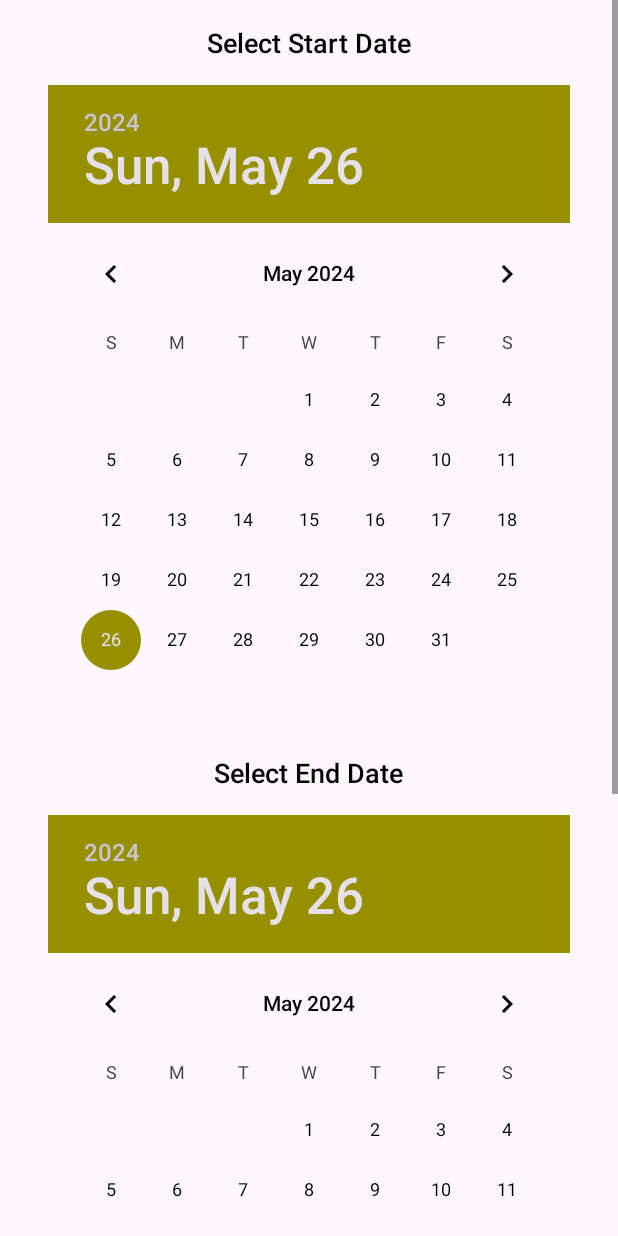
After one commit to BookingApp-Team25/booking-app-mobile, an Android app: the ReservationActivity screen opened directly, with no data from a screen before it, on a phone screen of 412 x 824 dp. The commit adds this screen. Run offline under Robolectric (Android 15) with nearby library versions, the phone set to English and light mode, and no system bars.

Commit message:
Finished up the rough version of reservation. Further improvements needed but its working in genreral.

```diff
--- a/app/src/main/AndroidManifest.xml
+++ b/app/src/main/AndroidManifest.xml
@@ -25,6 +25,10 @@
         <activity
             android:name=".activities.GuestReservationsActivity"
             android:exported="false" />
+        <activity
+            android:name=".activities.ReservationActivity"
+            android:exported="false"
+            android:label="Reservation Activity" />
         <activity
             android:name=".activities.AccommodationsActivity"
             android:exported="false"
--- /dev/null
+++ b/app/src/main/java/com/example/bookingapp/activities/ReservationActivity.java
@@ -0,0 +1,137 @@
+package com.example.bookingapp.activities;
+
+import android.content.Intent;
+import android.os.Bundle;
+import android.util.Log;
+import android.view.View;
+import android.widget.Button;
+import android.widget.DatePicker;
+import android.widget.NumberPicker;
+import android.widget.Toast;
+
+import androidx.appcompat.app.AppCompatActivity;
+
+import com.example.bookingapp.R;
+import com.example.bookingapp.dto.MessageResponse;
+import com.example.bookingapp.dto.ReservationRequest;
+import com.example.bookingapp.dto.enums.ReservationStatus;
+import com.example.bookingapp.entities.DatePeriod;
+import com.example.bookingapp.network.ReservationService;
+
+import java.time.LocalDate;
+import java.util.ArrayList;
+import java.util.Arrays;
+import java.util.Date;
+import java.util.List;
+import java.util.UUID;
+
+import retrofit2.Call;
+import retrofit2.Callback;
+import retrofit2.Response;
+import retrofit2.Retrofit;
+import retrofit2.converter.gson.GsonConverterFactory;
+
+public class ReservationActivity extends AppCompatActivity {
+
+    private DatePicker datePickerStart;
+    private DatePicker datePickerEnd;
+    private Button confirmReservationButton;
+
+    @Override
+    protected void onCreate(Bundle savedInstanceState) {
+        super.onCreate(savedInstanceState);
+        setContentView(R.layout.activity_reservation);
+
+        DatePicker startDatePicker = findViewById(R.id.startDatePicker);
+        DatePicker endDatePicker = findViewById(R.id.endDatePicker);
+        NumberPicker numberPicker = findViewById(R.id.numberPicker);
+        Button buttonConfirmReservation = findViewById(R.id.buttonConfirmReservation);
+
+        Intent intent = getIntent();
+        if (intent != null) {
+            // Set NumberPicker values
+
+            ArrayList<DatePeriod> availability = intent.getParcelableArrayListExtra("availability");
+            int minGuests = intent.getIntExtra("minGuests", 0);
+            int maxGuests = intent.getIntExtra("maxGuests", 0);
+            String hostId = intent.getStringExtra("hostId");
+            String accommodationId = intent.getStringExtra("accommodationId");
+
+            // also add date stting
+
+            numberPicker.setMinValue(minGuests);
+            numberPicker.setMaxValue(maxGuests);
+            numberPicker.setWrapSelectorWheel(true);
+
+            buttonConfirmReservation.setOnClickListener(new View.OnClickListener() {
+                @Override
+                public void onClick(View v) {
+                    int startDay = startDatePicker.getDayOfMonth();
+                    int startMonth = startDatePicker.getMonth();
+                    int startYear = startDatePicker.getYear();
+
+                    int endDay = endDatePicker.getDayOfMonth();
+                    int endMonth = endDatePicker.getMonth();
+                    int endYear = endDatePicker.getYear();
+
+                    int numberOfPeople = numberPicker.getValue();
+
+                    LocalDate startDate = LocalDate.of(startYear, startMonth + 1, startDay);
+                    LocalDate endDate = LocalDate.of(endYear, endMonth + 1, endDay);
+
+                    DatePeriod reservedDate = new DatePeriod(startDate, endDate);
+
+                    String reservationDetails = "Start Date: " + startDay + "/" + (startMonth + 1) + "/" + startYear
+                            + ", End Date: " + endDay + "/" + (endMonth + 1) + "/" + endYear
+                            + ", Number of People: " + numberOfPeople;
+
+                    Log.d("ReservationActivity", reservationDetails);
+
+                    // Show a toast to confirm the reservation
+                    Toast.makeText(ReservationActivity.this, "Reservation confirmed:\n" + reservationDetails, Toast.LENGTH_SHORT).show();
+
+                    ReservationRequest reservationRequest = new ReservationRequest(
+                            UUID.randomUUID(), // Generate a new reservation ID
+                            UUID.fromString("123e4567-e89b-12d3-a456-426614174001"),
+                            UUID.fromString(hostId),
+                            UUID.fromString(accommodationId),
+                            ReservationStatus.ONGOING,
+                            reservedDate,
+                            1000 // Replace with actual price calculation logic
+                    );
+
+                    makeReservation(reservationRequest);
+                }
+            });
+        }
+    }
+
+    private void makeReservation(ReservationRequest reservationRequest) {
+        Retrofit retrofit = new Retrofit.Builder()
+                .baseUrl("http://10.0.2.2:8080/api/")
+                .addConverterFactory(GsonConverterFactory.create())
+                .build();
+
+        ReservationService apiService = retrofit.create(ReservationService.class);
+        Call<MessageResponse> call = apiService.createReservation(reservationRequest);
+
+        call.enqueue(new Callback<MessageResponse>() {
+            @Override
+            public void onResponse(Call<MessageResponse> call, Response<MessageResponse> response) {
+                if (response.isSuccessful()) {
+                    MessageResponse messageResponse = response.body();
+                    if (messageResponse != null) {
+                        Toast.makeText(ReservationActivity.this, "Reservation confirmed: " + messageResponse.getMessage(), Toast.LENGTH_SHORT).show();
+                    }
+                } else {
+                    Toast.makeText(ReservationActivity.this, "Failed to make reservation", Toast.LENGTH_SHORT).show();
+                }
+            }
+
+            @Override
+            public void onFailure(Call<MessageResponse> call, Throwable t) {
+                Toast.makeText(ReservationActivity.this, "Error making a reservation: " + t.getMessage(), Toast.LENGTH_SHORT).show();
+            }
+        });
+    }
+}
--- /dev/null
+++ b/app/src/main/java/com/example/bookingapp/network/ReservationService.java
@@ -0,0 +1,17 @@
+package com.example.bookingapp.network;
+
+import com.example.bookingapp.dto.AccommodationDetailsResponse;
+import com.example.bookingapp.dto.MessageResponse;
+import com.example.bookingapp.dto.ReservationRequest;
+
+import java.util.UUID;
+
+import retrofit2.Call;
+import retrofit2.http.Body;
+import retrofit2.http.POST;
+import retrofit2.http.Path;
+
+public interface ReservationService {
+    @POST("reservation/create")
+    Call<MessageResponse> createReservation(@Body ReservationRequest reservationRequest);
+}
--- a/app/src/main/res/layout/activity_accommodations_content.xml
+++ b/app/src/main/res/layout/activity_accommodations_content.xml
@@ -117,7 +117,7 @@
 
             <!-- Reserve Button -->
             <Button
-                android:id="@+id/button"
+                android:id="@+id/make_reserbation_button"
                 android:layout_width="0dp"
                 android:layout_height="40dp"
                 android:layout_marginStart="27dp"
--- a/app/src/main/res/layout/activity_reservation.xml
+++ b/app/src/main/res/layout/activity_reservation.xml
@@ -1,6 +1,72 @@
-<?xml version="1.0" encoding="utf-8"?>
-<androidx.constraintlayout.widget.ConstraintLayout xmlns:android="http://schemas.android.com/apk/res/android"
+<ScrollView
     android:layout_width="match_parent"
-    android:layout_height="match_parent">
+    android:layout_height="match_parent"
+    xmlns:android="http://schemas.android.com/apk/res/android"
+    xmlns:app="http://schemas.android.com/apk/res-auto"
+    xmlns:tools="http://schemas.android.com/tools">
 
-</androidx.constraintlayout.widget.ConstraintLayout>
+    <LinearLayout
+        android:layout_width="match_parent"
+        android:layout_height="wrap_content"
+        android:orientation="vertical"
+        android:padding="16dp"
+        android:gravity="center">
+
+        <!-- Date Selection -->
+        <TextView
+            android:layout_width="wrap_content"
+            android:layout_height="wrap_content"
+            android:text="Select Start Date"
+            android:textSize="18sp"
+            android:layout_marginBottom="16dp"/>
+
+        <!-- Start Date Picker -->
+        <DatePicker
+            android:id="@+id/startDatePicker"
+            android:layout_width="wrap_content"
+            android:layout_height="wrap_content"
+            android:calendarViewShown="false"
+            android:datePickerMode="calendar"/>
+
+        <!-- End Date Selection -->
+        <TextView
+            android:layout_width="wrap_content"
+            android:layout_height="wrap_content"
+            android:text="Select End Date"
+            android:textSize="18sp"
+            android:layout_marginTop="16dp"
+            android:layout_marginBottom="16dp"/>
+
+        <!-- End Date Picker -->
+        <DatePicker
+            android:id="@+id/endDatePicker"
+            android:layout_width="wrap_content"
+            android:layout_height="wrap_content"
+            android:calendarViewShown="false"
+            android:datePickerMode="calendar"/>
+
+        <!-- Number of People Selection -->
+        <TextView
+            android:layout_width="wrap_content"
+            android:layout_height="wrap_content"
+            android:text="Number of People"
+            android:textSize="18sp"
+            android:layout_marginTop="16dp"
+            android:layout_marginBottom="8dp"/>
+
+        <!-- Number Picker -->
+        <NumberPicker
+            android:id="@+id/numberPicker"
+            android:layout_width="wrap_content"
+            android:layout_height="wrap_content"/>
+
+        <!-- Confirm Reservation Button -->
+        <Button
+            android:id="@+id/buttonConfirmReservation"
+            android:layout_width="wrap_content"
+            android:layout_height="wrap_content"
+            android:text="Confirm Reservation"
+            android:layout_marginTop="16dp"/>
+
+    </LinearLayout>
+</ScrollView>
```
Also changed, not shown: app/src/main/java/com/example/bookingapp/activities/AccommodationsActivity.java (+31 -3 lines), app/src/main/java/com/example/bookingapp/dto/AccommodationDetailsResponse.java (+21 -0 lines), app/src/main/java/com/example/bookingapp/dto/ReservationRequest.java (added, +87 -0 lines), app/src/main/java/com/example/bookingapp/dto/enums/ReservationStatus.java (added, +10 -0 lines), app/src/main/java/com/example/bookingapp/entities/DatePeriod.java (+45 -10 lines).
